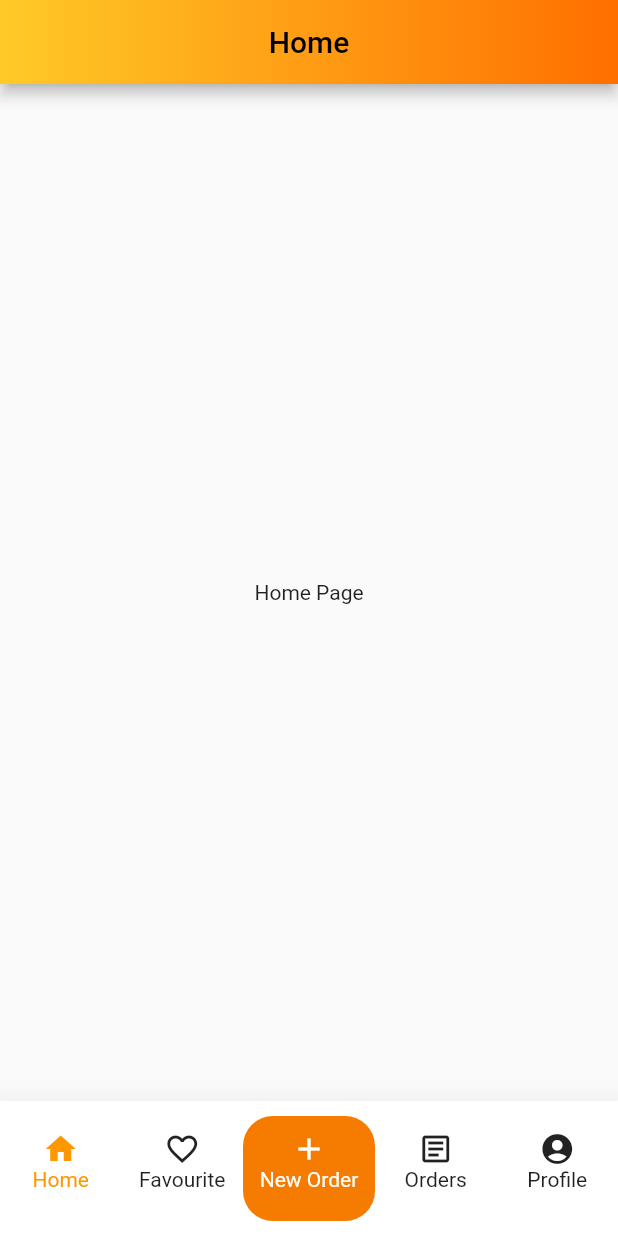
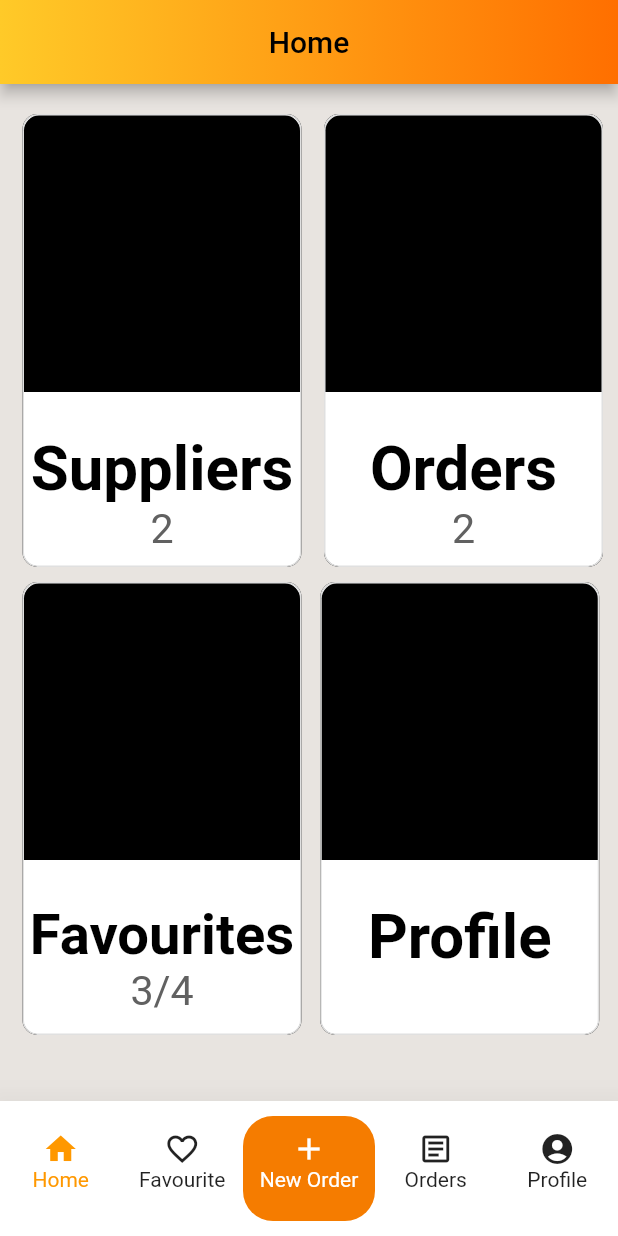
Before and after one commit to Bryce-Kaddouri/orderitNavCUstom, a Flutter app: the screen it shows after launch, on a phone screen of 412 x 824 dp. Run offline on Flutter 3.47's test engine with Material 2 defaults, Android fonts, the phone set to English and light mode, and no system bars; our stand-ins replace new_gradient_app_bar.

Commit message:
orders ui presque ok quelque detail pour que ce soit vraiemnt le ememe

```diff
--- a/lib/main.dart
+++ b/lib/main.dart
@@ -1,5 +1,9 @@
 import 'package:flutter/material.dart';
 import 'package:new_gradient_app_bar/new_gradient_app_bar.dart';
+import 'package:ordernav/screens/favourites/favourite_main.dart';
+
+// screens import
+import 'screens/home_page.dart';
 
 void main() {
   runApp(const MyApp());
@@ -12,9 +16,9 @@ class MyApp extends StatelessWidget {
   @override
   Widget build(BuildContext context) {
     return MaterialApp(
-      title: 'OrderIt',
+      title: 'OrderIT',
       theme: ThemeData(),
-      home: const MyHomePage(title: 'Flutter Demo Home Page'),
+      home: const MyHomePage(title: 'OrderIT'),
       debugShowCheckedModeBanner: false,
     );
   }
@@ -149,32 +153,6 @@ class _MyHomePageState extends State<MyHomePage> {
   }
 }
 
-class HomePage extends StatelessWidget {
-  const HomePage({super.key});
-
-  @override
-  Widget build(BuildContext context) {
-    return Container(
-      child: const Center(
-        child: Text("Home Page"),
-      ),
-    );
-  }
-}
-
-class FavouritePage extends StatelessWidget {
-  const FavouritePage({super.key});
-
-  @override
-  Widget build(BuildContext context) {
-    return Container(
-      child: const Center(
-        child: Text("Favourite Page"),
-      ),
-    );
-  }
-}
-
 class NewOrderPage extends StatelessWidget {
   const NewOrderPage({super.key});
 
--- /dev/null
+++ b/lib/screens/home_page.dart
@@ -0,0 +1,298 @@
+import 'package:flutter/material.dart';
+import 'package:ordernav/screens/orders/orders_list.dart';
+import 'package:ordernav/screens/profile/profile_list.dart';
+import 'favourites/favourite_list.dart';
+import 'suppliers/suppliers_list.dart';
+
+class HomePage extends StatelessWidget {
+  const HomePage({
+    super.key,
+  });
+
+  @override
+  Widget build(BuildContext context) {
+    return Container(
+      color: //rgb = f2efeb
+          Color.fromARGB(255, 232, 228, 224),
+      child: Center(
+        child: Row(
+          children: [
+            // -------------- start column 1 ------------------ //
+            Column(
+              children: [
+                // container for suppliers
+                GestureDetector(
+                  onTap: () {
+                    print("tapped on suppliers home screen");
+                    Navigator.push(
+                      context,
+                      MaterialPageRoute(
+                        builder: (context) => const SuppliersListPage(),
+                      ),
+                    );
+                  },
+                  child: Container(
+                    decoration: BoxDecoration(
+                      borderRadius: BorderRadius.all(Radius.circular(10)),
+                      color: Colors.white,
+                      boxShadow: [
+                        BoxShadow(),
+                      ],
+                      border: Border.all(
+                        color: Color.fromRGBO(224, 224, 224, 1),
+                        width: 1,
+                      ),
+                    ),
+                    margin: const EdgeInsets.only(
+                        top: 20, left: 15, right: 10, bottom: 5),
+                    width: MediaQuery.of(context).size.width * 0.5 - 20,
+                    height: MediaQuery.of(context).size.height * 0.5 - 110,
+                    // 100 because 30 for the appbar and 70 for the bottom nav bar
+                    child: Column(
+                      children: [
+                        Container(
+                          height:
+                              MediaQuery.of(context).size.height / 2.8 - 110,
+                          decoration: BoxDecoration(
+                            color: Colors.black,
+                            borderRadius: BorderRadius.only(
+                              topLeft: Radius.circular(10),
+                              topRight: Radius.circular(10),
+                            ),
+                          ),
+                        ),
+                        SizedBox(
+                          height: MediaQuery.of(context).size.height / 30,
+                        ),
+                        Text(
+                          "Suppliers",
+                          style: TextStyle(
+                              color: Colors.black,
+                              fontSize: MediaQuery.of(context).size.height / 20,
+                              fontWeight: FontWeight.w600),
+                        ),
+                        Text(
+                          "2",
+                          style: TextStyle(
+                            color: Colors.grey[700],
+                            fontSize: MediaQuery.of(context).size.height / 30,
+                          ),
+                        ),
+                      ],
+                    ),
+                  ),
+                ),
+                // ---------------- end container for suppliers ------------------ //
+
+                // ---------------- start  box favorites -------------------- //
+                GestureDetector(
+                  onTap: () {
+                    print("tapped on favourites home screen");
+                    Navigator.push(
+                      context,
+                      MaterialPageRoute(
+                        builder: (context) => const FavouritePageList(),
+                      ),
+                    );
+                  },
+                  child: Container(
+                    decoration: BoxDecoration(
+                      color: Colors.white,
+                      borderRadius: BorderRadius.all(Radius.circular(10)),
+                      boxShadow: [
+                        BoxShadow(),
+                      ],
+                      border: Border.all(
+                        color: Color.fromRGBO(224, 224, 224, 1),
+                        width: 1,
+                      ),
+                    ),
+                    margin: const EdgeInsets.only(
+                        left: 15, right: 10, top: 5, bottom: 10),
+                    width: MediaQuery.of(context).size.width * 0.5 - 20,
+                    height: MediaQuery.of(context).size.height * 0.5 - 110,
+                    // 100 because 30 for the appbar and 70 for the bottom nav bar
+                    child: Column(
+                      children: [
+                        Container(
+                          height:
+                              MediaQuery.of(context).size.height / 2.8 - 110,
+                          decoration: BoxDecoration(
+                            color: Colors.black,
+                            borderRadius: BorderRadius.only(
+                              topLeft: Radius.circular(10),
+                              topRight: Radius.circular(10),
+                            ),
+                          ),
+                        ),
+                        SizedBox(
+                          height: MediaQuery.of(context).size.height / 30,
+                        ),
+                        Text(
+                          "Favourites",
+                          style: TextStyle(
+                              color: Colors.black,
+                              fontSize: MediaQuery.of(context).size.height / 22,
+                              fontWeight: FontWeight.w600),
+                        ),
+                        Text(
+                          "3/4",
+                          style: TextStyle(
+                            color: Colors.grey[700],
+                            fontSize: MediaQuery.of(context).size.height / 30,
+                          ),
+                        ),
+                      ],
+                    ),
+                  ),
+                ),
+                // ---------------- end  box favourites -------------------- //
+              ],
+            ),
+            // -------------- end column 1 ------------------ //
+            // -------------- start column 2 ------------------ //
+            Column(
+              children: [
+                // ---------------- start  box orders -------------------- //
+                GestureDetector(
+                  onTap: () {
+                    print("tapped on orders home screen");
+
+                    Navigator.push(
+                      context,
+                      MaterialPageRoute(
+                        builder: (context) => const OrdersListPage(),
+                      ),
+                    );
+                  },
+                  child: Container(
+                    decoration: BoxDecoration(
+                      color: Colors.white,
+                      border: Border.all(
+                        color: Color.fromRGBO(224, 224, 224, 1),
+                        width: 1,
+                      ),
+                      borderRadius: BorderRadius.all(
+                        Radius.circular(10),
+                      ),
+                      boxShadow: [
+                        BoxShadow(),
+                      ],
+                    ),
+                    margin: EdgeInsets.only(
+                      top: 20,
+                      bottom: 5,
+                      left: 5,
+                    ),
+                    width: MediaQuery.of(context).size.width * 0.5 - 20,
+                    height: MediaQuery.of(context).size.height * 0.5 - 110,
+                    child: Column(
+                      children: [
+                        Container(
+                          height:
+                              MediaQuery.of(context).size.height / 2.8 - 110,
+                          decoration: BoxDecoration(
+                            color: Colors.black,
+                            borderRadius: BorderRadius.only(
+                              topLeft: Radius.circular(10),
+                              topRight: Radius.circular(10),
+                            ),
+                          ),
+                        ),
+                        SizedBox(
+                          height: MediaQuery.of(context).size.height / 30,
+                        ),
+                        Text(
+                          "Orders",
+                          style: TextStyle(
+                              color: Colors.black,
+                              fontSize: MediaQuery.of(context).size.height / 20,
+                              fontWeight: FontWeight.w600),
+                        ),
+                        Text(
+                          "2",
+                          style: TextStyle(
+                            color: Colors.grey[700],
+                            fontSize: MediaQuery.of(context).size.height / 30,
+                          ),
+                        ),
+                      ],
+                    ),
+                  ),
+                ),
+                // ---------------- end  box order -------------------- //
+
+                Row(
+                  children: [
+                    // ---------------- start  profile box -------------------- //
+                    GestureDetector(
+                      onTap: () {
+                        print("tapped on profile home screen");
+                        Navigator.push(
+                          context,
+                          MaterialPageRoute(
+                            builder: (context) => const ProfileListPage(),
+                          ),
+                        );
+                      },
+                      child: Container(
+                        decoration: BoxDecoration(
+                          color: Colors.white,
+                          boxShadow: [
+                            BoxShadow(),
+                          ],
+                          borderRadius: BorderRadius.all(
+                            Radius.circular(10),
+                          ),
+                          border: Border.all(
+                            color: Color.fromRGBO(224, 224, 224, 1),
+                            width: 1,
+                          ),
+                        ),
+                        margin: EdgeInsets.only(
+                          top: 5,
+                          bottom: 10,
+                        ),
+                        width: MediaQuery.of(context).size.width * 0.5 - 20,
+                        height: MediaQuery.of(context).size.height * 0.5 - 110,
+                        child: Column(
+                          children: [
+                            Container(
+                              height: MediaQuery.of(context).size.height / 2.8 -
+                                  110,
+                              decoration: BoxDecoration(
+                                borderRadius: BorderRadius.only(
+                                  topLeft: Radius.circular(10),
+                                  topRight: Radius.circular(10),
+                                ),
+                                color: Colors.black,
+                              ),
+                            ),
+                            SizedBox(
+                              height: MediaQuery.of(context).size.height / 30,
+                            ),
+                            Text(
+                              "Profile",
+                              style: TextStyle(
+                                  color: Colors.black,
+                                  fontSize:
+                                      MediaQuery.of(context).size.height / 20,
+                                  fontWeight: FontWeight.w600),
+                            ),
+                          ],
+                        ),
+                      ),
+                    ),
+                  ],
+                ),
+
+                // ---------------- end  box Profile -------------------- //
+              ],
+            ),
+            // -------------- end column 2 ------------------ //
+          ],
+        ),
+      ),
+    );
+  }
+}
```
Also changed, not shown: lib/screens/favourites/favourite_detail.dart (added, +21 -0 lines), lib/screens/favourites/favourite_list.dart (added, +19 -0 lines), lib/screens/favourites/favourite_main.dart (added, +142 -0 lines), lib/screens/orders/orders_list.dart (added, +19 -0 lines), lib/screens/profile/profile_list.dart (added, +19 -0 lines), lib/screens/suppliers/suppliers_list.dart (added, +19 -0 lines).
